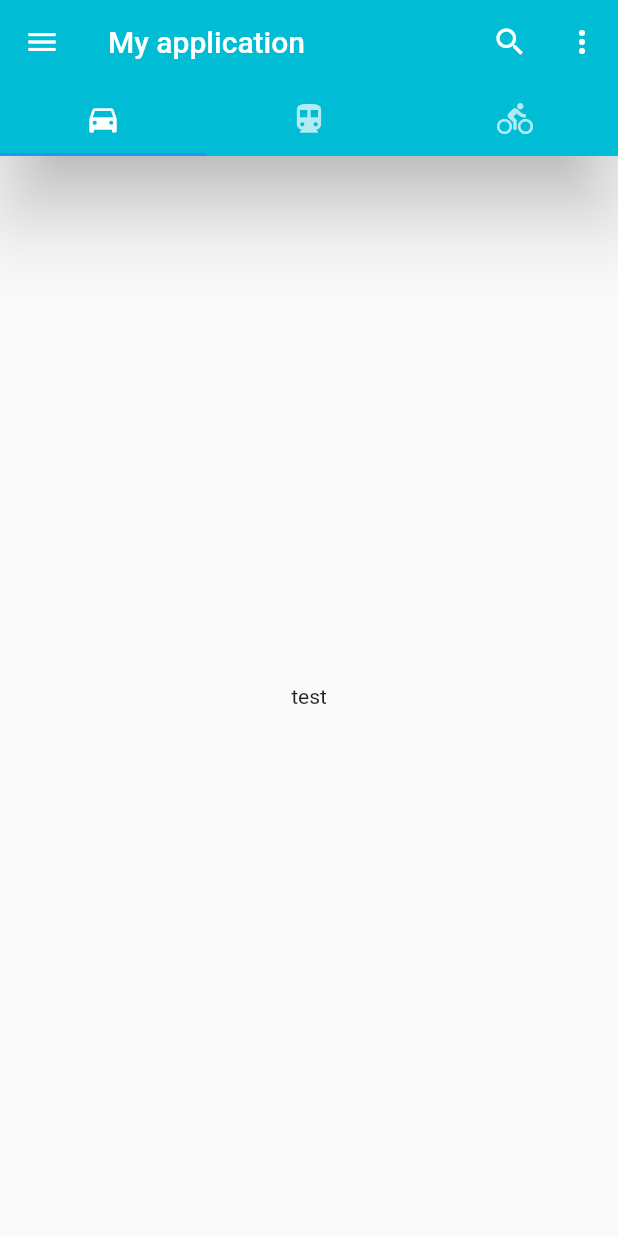
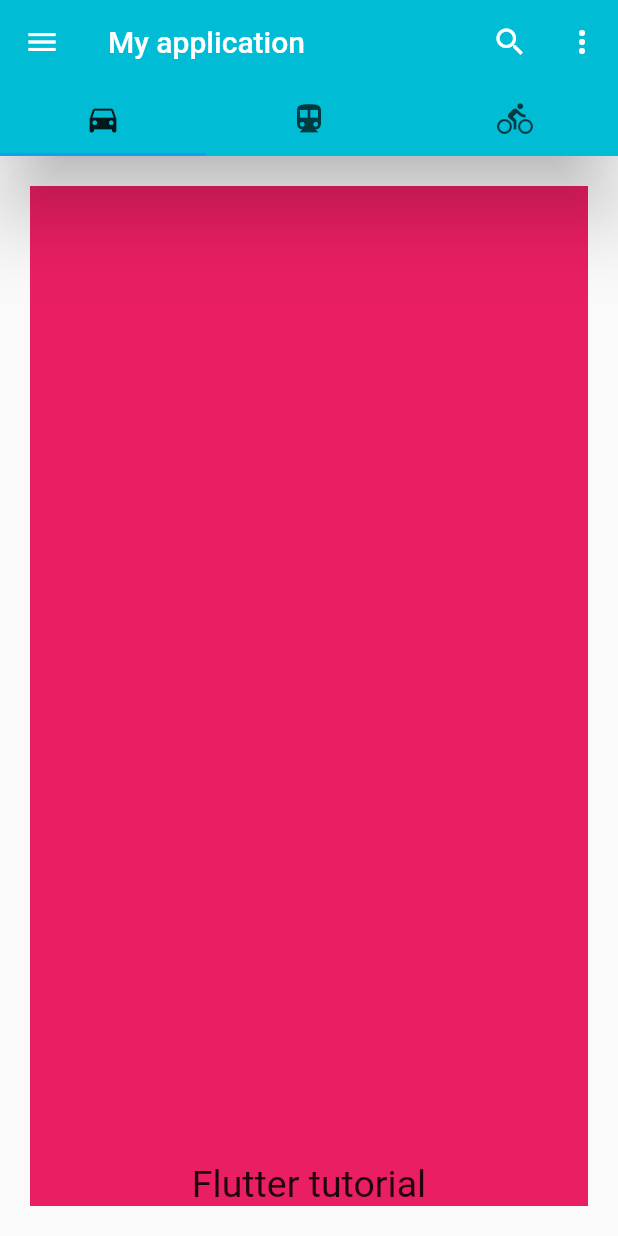
Before and after one commit to SalithaEkanayaka123/First_Flutter_Project, a Flutter app: the screen it shows after launch, on a phone screen of 412 x 824 dp. Run offline on Flutter 3.47's test engine with Material 2 defaults, Android fonts, the phone set to English and light mode, and no system bars.

Commit message:
tutorial 7

```diff
--- a/lib/main.dart
+++ b/lib/main.dart
@@ -1,6 +1,6 @@
 import 'package:flutter/material.dart';
 
-//tutorial 6
+//tutorial 7
 void main() {
   runApp(MyApp());
 }
@@ -23,6 +23,10 @@ class MyApp extends StatelessWidget {
   Widget build(BuildContext context) {
     return MaterialApp(
       debugShowCheckedModeBanner: false,
+      theme: ThemeData(
+        brightness: Brightness.light,
+        primaryColor: Colors.orange,
+      ),
       home: DefaultTabController(
         length: 3,
         child: Scaffold(
@@ -59,12 +63,22 @@ class MyApp extends StatelessWidget {
             elevation: 22.0,
             backgroundColor: Colors.cyan,
           ),
-          body: TabBarView(
-            children: [
-              tab1(),
-              Icon(Icons.directions_transit),
-              Icon(Icons.directions_bike),
-            ],
+          body: Container(
+            margin: EdgeInsets.all(20.0),
+            // padding: EdgeInsets.all(50.0),
+            // padding: EdgeInsets.symmetric(horizontal: 50.0),
+            padding: EdgeInsets.only(top: 200.0),
+            // transform: Matrix4.rotationZ(0.1),//angle container
+            alignment: Alignment.bottomCenter,
+            color: Colors.pink,
+            height: double.infinity,
+            width: double.infinity,
+            child: Text(
+              'Flutter tutorial',
+              style: TextStyle(
+                fontSize: 25.0,
+              ),
+            ),
           ),
         ),
       ),
@@ -80,6 +94,90 @@ Widget tab1() {
   );
 }
 
+//tutorial 6
+// void main() {
+//   runApp(MyApp());
+// }
+
+// // class MyApp extends StatelessWidget {
+// //   @override
+// //   Widget build(BuildContext context) {
+// //     return MaterialApp(
+// //       title: 'Flutter Demo',
+// //       theme: ThemeData(
+// //         primarySwatch: Colors.blue,
+// //       ),
+// //       //home: MyHomePage(title: 'Flutter Demo Home Page'),
+// //     );
+// //   }
+// // }
+
+// class MyApp extends StatelessWidget {
+//   @override
+//   Widget build(BuildContext context) {
+//     return MaterialApp(
+//       debugShowCheckedModeBanner: false,
+//       theme: ThemeData(
+//         brightness: Brightness.light,
+//         primaryColor: Colors.orange,
+//       ),
+//       home: DefaultTabController(
+//         length: 3,
+//         child: Scaffold(
+//           appBar: AppBar(
+//             title: Text('My application'),
+//             leading: IconButton(
+//               icon: Icon(Icons.menu),
+//               onPressed: () {},
+//               //if onPressed: null, icon cannot be pressed
+//             ),
+//             actions: [
+//               IconButton(
+//                 icon: Icon(Icons.search),
+//                 onPressed: () {},
+//                 //if onPressed: null, icon cannot be pressed
+//               ),
+//               IconButton(
+//                 icon: Icon(Icons.more_vert),
+//                 onPressed: () {},
+//                 //if onPressed: null, icon cannot be pressed
+//               ),
+//             ],
+//             // flexibleSpace: Image.asset(
+//             //   "asserts/booking.jpg",
+//             //   fit: BoxFit.cover,
+//             // ),
+//             bottom: TabBar(
+//               tabs: [
+//                 Tab(icon: Icon(Icons.directions_car)),
+//                 Tab(icon: Icon(Icons.directions_transit)),
+//                 Tab(icon: Icon(Icons.directions_bike)),
+//               ],
+//             ),
+//             elevation: 22.0,
+//             backgroundColor: Colors.cyan,
+//           ),
+//           body: TabBarView(
+//             children: [
+//               tab1(),
+//               Icon(Icons.directions_transit),
+//               Icon(Icons.directions_bike),
+//             ],
+//           ),
+//         ),
+//       ),
+//     );
+//   }
+// }
+
+// Widget tab1() {
+//   return Container(
+//     child: Center(
+//       child: Text('test'),
+//     ),
+//   );
+// }
+
 // class MyHomePage extends StatelessWidget {
 //   @override
 //   Widget build(BuildContext context) {
@@ -88,7 +186,6 @@ Widget tab1() {
 //     );
 //   }
 // }
-
 
 // //tutorial 5 part 1
 // void main() {
```
